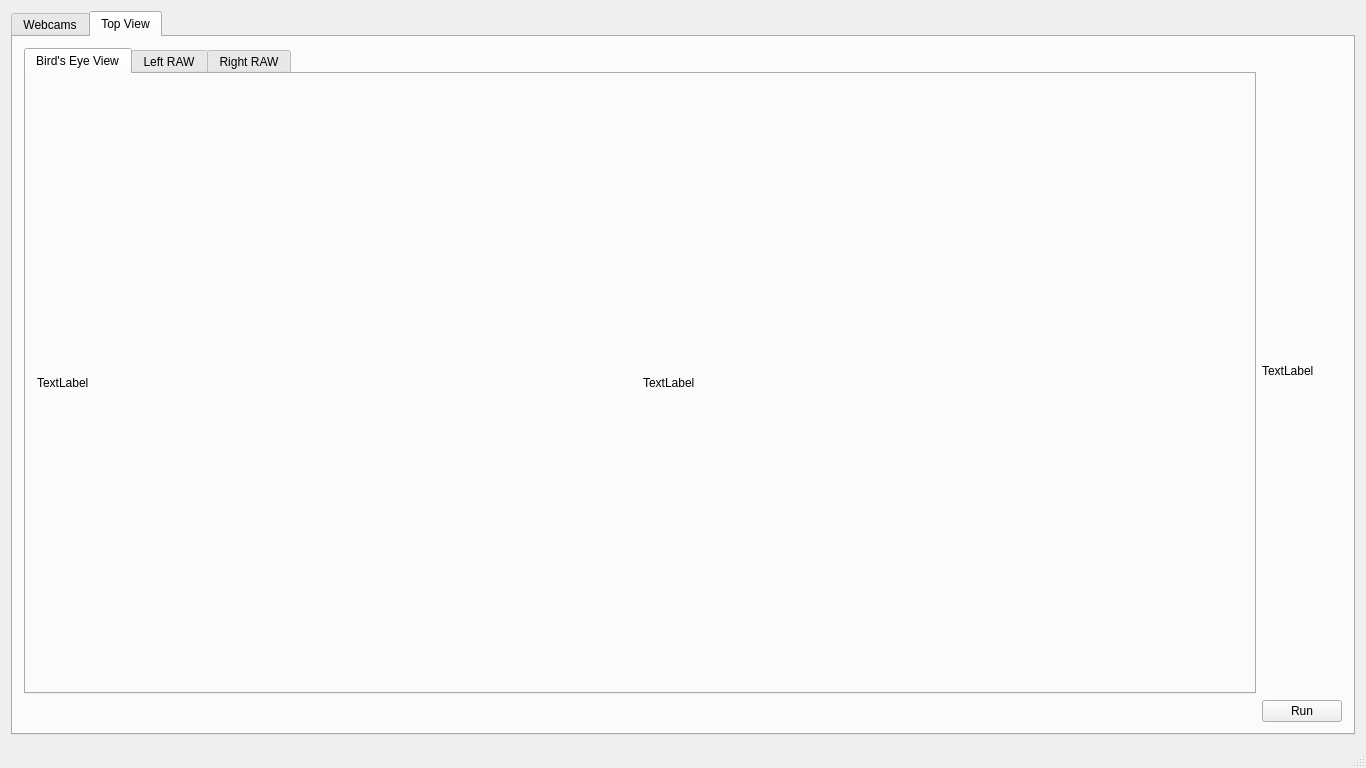
The window that gui/gui.ui (psmagicman/GoldenBoot474) describes before a commit, drawn with Qt 5.
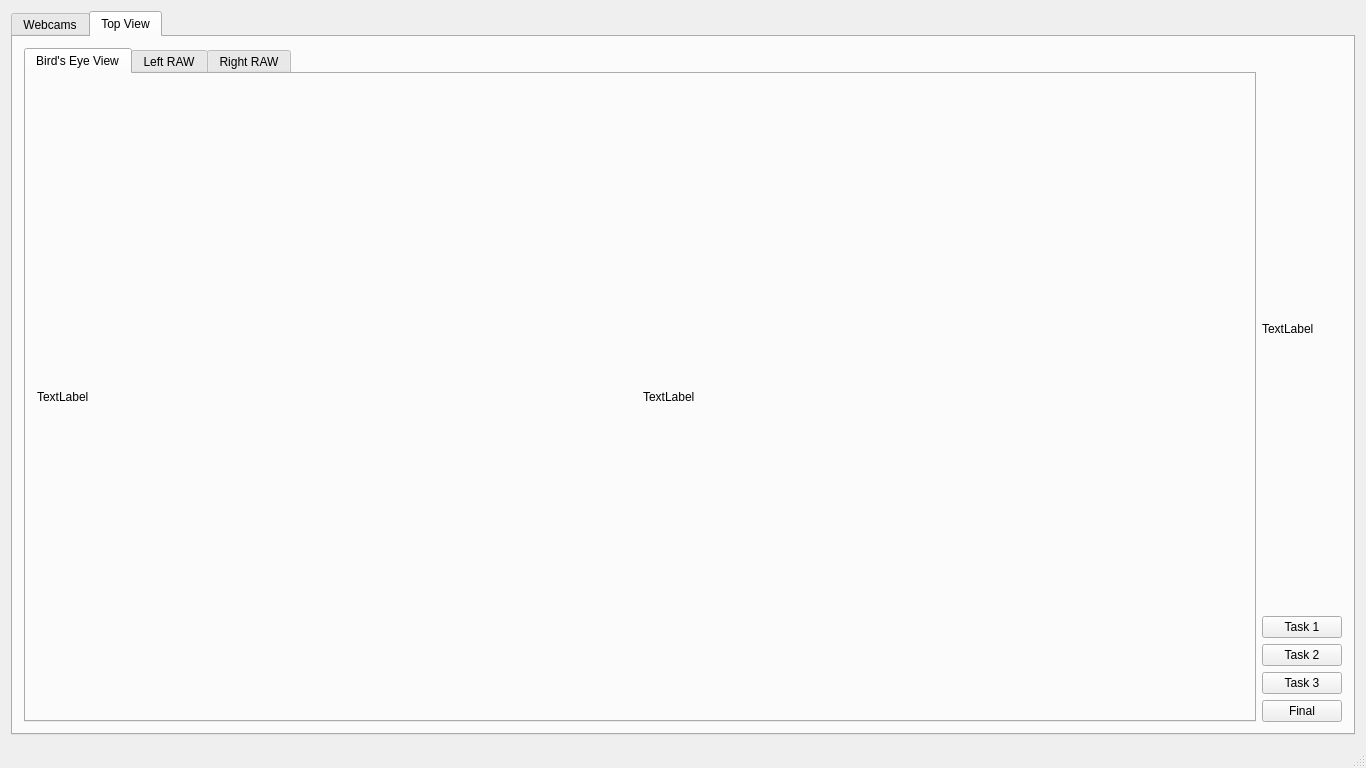
The same window after the commit. The open tabs and pages were chosen to show the change.

The edit to the form file:
```diff
--- a/gui/gui.ui
+++ b/gui/gui.ui
@@ -624,20 +624,6 @@
         <string>Top View</string>
        </attribute>
        <layout class="QGridLayout" name="gridLayout_5">
-        <item row="0" column="2">
-         <widget class="QLabel" name="topView">
-          <property name="text">
-           <string>TextLabel</string>
-          </property>
-         </widget>
-        </item>
-        <item row="1" column="2">
-         <widget class="QPushButton" name="pushButton">
-          <property name="text">
-           <string>Run</string>
-          </property>
-         </widget>
-        </item>
         <item row="0" column="0">
          <widget class="QTabWidget" name="mainCamTab">
           <property name="currentIndex">
@@ -694,6 +680,45 @@
           </widget>
          </widget>
         </item>
+        <item row="0" column="2">
+         <layout class="QGridLayout" name="gridLayout_18">
+          <item row="1" column="0">
+           <widget class="QPushButton" name="buttonTask1">
+            <property name="text">
+             <string>Task 1</string>
+            </property>
+           </widget>
+          </item>
+          <item row="0" column="0">
+           <widget class="QLabel" name="topView">
+            <property name="text">
+             <string>TextLabel</string>
+            </property>
+           </widget>
+          </item>
+          <item row="2" column="0">
+           <widget class="QPushButton" name="buttonTask2">
+            <property name="text">
+             <string>Task 2</string>
+            </property>
+           </widget>
+          </item>
+          <item row="3" column="0">
+           <widget class="QPushButton" name="buttonTask3">
+            <property name="text">
+             <string>Task 3</string>
+            </property>
+           </widget>
+          </item>
+          <item row="4" column="0">
+           <widget class="QPushButton" name="buttonFinal">
+            <property name="text">
+             <string>Final</string>
+            </property>
+           </widget>
+          </item>
+         </layout>
+        </item>
        </layout>
       </widget>
      </widget>
```
Left out of the diff: 2 changed lines with no effect on the pictures.
